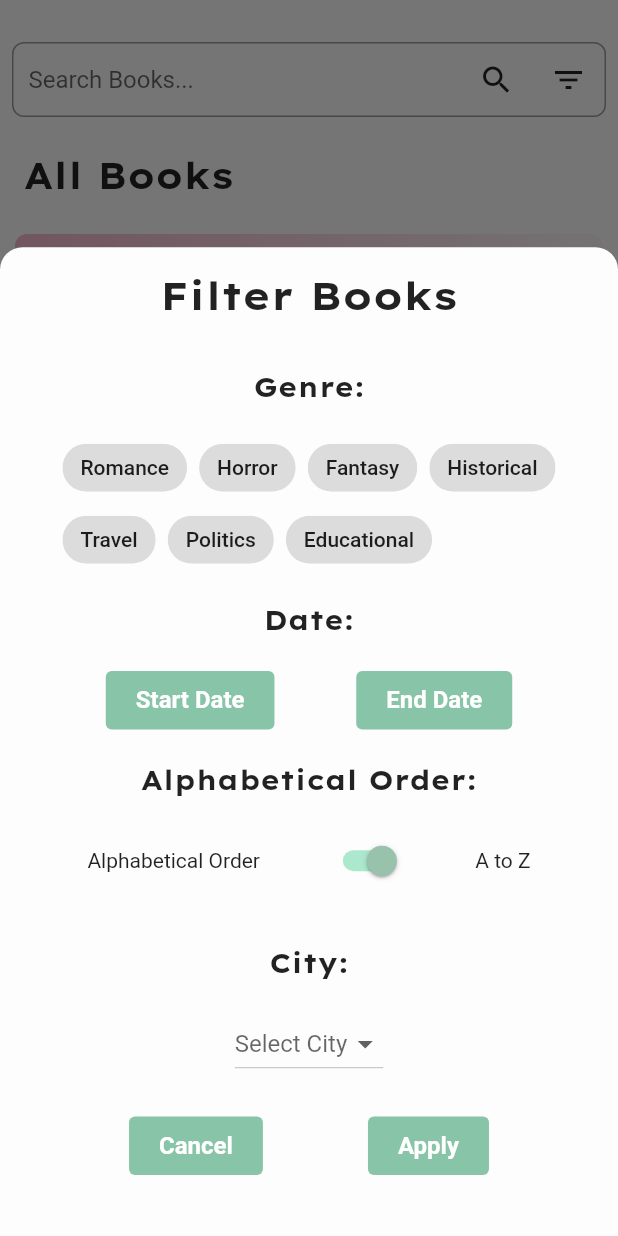
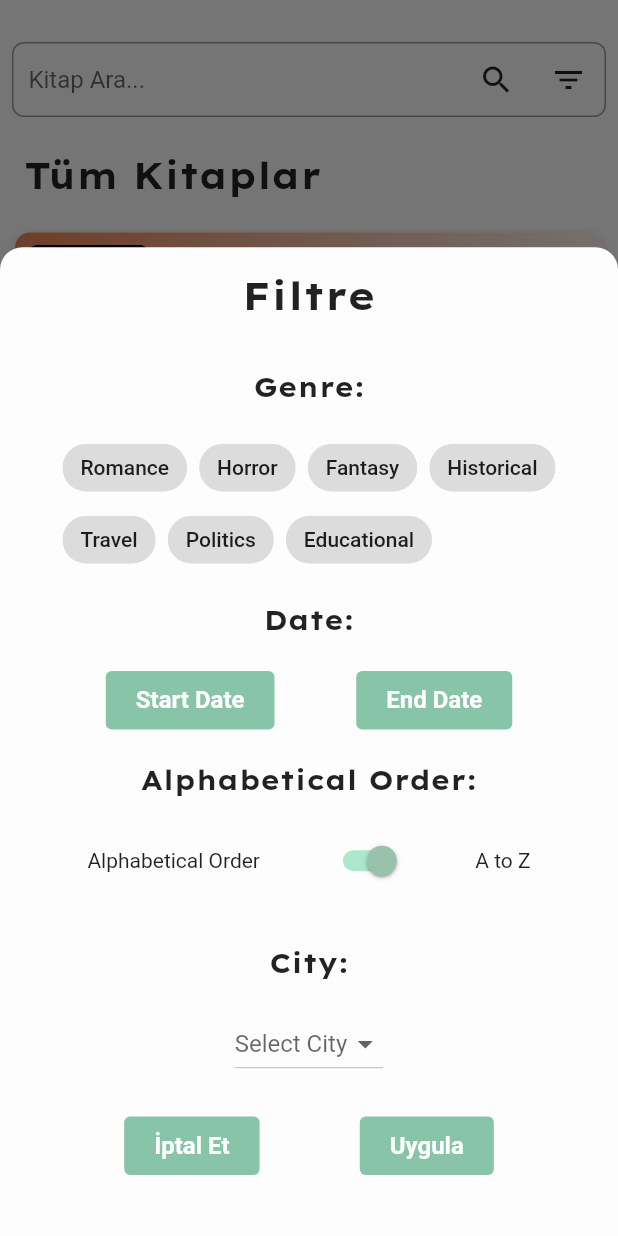
Before and after one commit to emrecura11/bookcycle, a Flutter app: the HomePage screen opened directly, after a tap on the "filter list" icon, on a phone screen of 412 x 824 dp. Run offline on Flutter 3.47's test engine with Material 2 defaults, Android fonts, the phone set to English and light mode, and no system bars; our stand-ins replace image_picker, permission_handler, shared_preferences; accounts and stored records are empty.

Commit message:
Edited Home Page

```diff
--- a/lib/pages/home_page.dart
+++ b/lib/pages/home_page.dart
@@ -6,29 +6,29 @@ import '../widgets/filtering_widget.dart';
 import 'my_advertisements.dart';
 class HomePage extends StatelessWidget {
   final List<Book> books = [
-    Book("Book 1", "Emre Cura", "Biography", "07/2023", 'images/book.jpg'),
-    Book("Book 2", "Dilara Aksoy", "Historical", "07/2023", 'images/book1.jpg'),
-    Book("Book 3", "Emre Cura", "Biography", "07/2023", 'images/book2.jpg'),
-    Book("Book 4", "Dilara Aksoy", "Biography", "07/2023", 'images/book3.jpg'),
-    Book("Book 5", "Dilara Aksoy", "Biography", "07/2023", 'images/book4.png'),
+    Book("Emre Cura","Book 1", "Emre Cura", "Biography", "07/2023", 'images/book.jpg',true),
+    Book("Gamze Gül Uçar","Hayattan Hikayeler", "Gamze Gül Uçar", "Historical", "07/2023", 'images/book1.jpg',false),
+    Book("Emre Cura","Book 3", "Emre Cura", "Biography", "07/2023", 'images/book2.jpg',true),
+    Book("Emre Cura","Book 4", "Dilara Aksoy", "Biography", "07/2023", 'images/book3.jpg',false),
+    Book("Emre Cura","Book 5", "Dilara Aksoy", "Biography", "07/2023", 'images/book4.png',false),
+    Book("Emre Cura","Book 1", "Emre Cura", "Biography", "07/2023", 'images/book.jpg',true),
+    Book("Emre Cura","Book 2", "Dilara Aksoy", "Historical", "07/2023", 'images/book1.jpg',true),
+    Book("Emre Cura","Book 3", "Emre Cura", "Biography", "07/2023", 'images/book2.jpg',true),
+    Book("Emre Cura","Book 4", "Dilara Aksoy", "Biography", "07/2023", 'images/book3.jpg',true),
+    Book("Emre Cura","Book 5", "Dilara Aksoy", "Biography", "07/2023", 'images/book4.png',true),
 
   ];
 
   final List<List<Color>> colorPairs = [
-    [Color(0xFFF8BBD0), Colors.white],
-    [Colors.white, Color(0xFF80cbc4)],
+    /*[Color(0xFFFFBA78), Colors.white],
+    [Color(0xFFFFCC84), Colors.white],
+    [Color(0xFFFFD991), Colors.white],
+    [Color(0xFFFFE69E), Colors.white],*/
 
-    [Color(0xFF81c784), Colors.white],
-    [Colors.white, Color(0xFFFFCDD2)],
-
-    [Color(0xFFFF7043), Colors.white],
-    [Colors.white, Color(0xFFFFA726)],
-
-    [Colors.white, Color(0xFF80cbc4)],
-    [Color(0xFFA5D6A7), Colors.white],
-    [Colors.white, Color(0xFF9ccc65)],
-
-
+    [Color(0xFFee8959), Colors.white],
+    [Color(0xFFf4a261), Colors.white],
+    [Color(0xFFdda15e), Colors.white],
+    [Color(0xFFf26b21), Colors.white],
   ];
 
 
@@ -54,7 +54,7 @@ class HomePage extends StatelessWidget {
               mainAxisSize: MainAxisSize.min, // İçerik boyutuna göre boyutlandır
               children: <Widget>[
                 Text(
-                  'Filter Books',
+                  'Filtre',
                   style: TextStyle(fontFamily: 'LexendExa',
                     fontSize: 26.0,
                     fontWeight: FontWeight.bold,
@@ -72,7 +72,7 @@ class HomePage extends StatelessWidget {
                         padding: EdgeInsets.symmetric(vertical: 10.0, horizontal: 20.0),
                       ),
                       child: Text(
-                        'Cancel',
+                        'İptal Et',
                         style: TextStyle(
                           fontSize: 16.0,
                           color: Colors.white,
@@ -89,7 +89,7 @@ class HomePage extends StatelessWidget {
                         padding: EdgeInsets.symmetric(vertical: 10.0, horizontal: 20.0),
                       ),
                       child: Text(
-                        'Apply',
+                        'Uygula',
                         style: TextStyle(
                           fontSize: 16.0,
                           color: Colors.white,
@@ -131,7 +131,7 @@ class HomePage extends StatelessWidget {
                       padding: const EdgeInsets.all(0.0),
                       child: TextField(
                         decoration: InputDecoration(
-                          hintText: 'Search Books...',
+                          hintText: 'Kitap Ara...',
                           contentPadding: EdgeInsets.all(10),
                           border: InputBorder.none,
                         ),
@@ -156,11 +156,11 @@ class HomePage extends StatelessWidget {
           Padding(
             padding: const EdgeInsets.only(left: 16, bottom: 8),
             child: Text(
-              'All Books',
+              'Tüm Kitaplar',
               style: TextStyle(fontFamily: 'LexendExa',fontSize: 24, fontWeight: FontWeight.bold),
             ),
           ),
-          SizedBox(height: 16),
+          SizedBox(height: 10),
           SizedBox(
           child: ListView.builder(
             shrinkWrap: true,
@@ -175,72 +175,80 @@ class HomePage extends StatelessWidget {
                 colors: gradientColors,
               );
 
-                return Container(
-                  margin: EdgeInsets.symmetric(horizontal: 10), // Sağdan ve soldan 5 dp uzaklık
-                  child: Column(
-                    children: <Widget>[
-                      Container(
-                        width: double.infinity, // ListTile'ın genişliği
-                        height: 140, // ListTile'ın yüksekliği
+              return Card(
+                  margin: EdgeInsets.symmetric(horizontal: 10, vertical: 5), // Horizontal ve vertical margin
+              elevation: 5, // gölge efekti
+              shape: RoundedRectangleBorder(borderRadius: BorderRadius.circular(10)),
+              child: Container(
               decoration: BoxDecoration(
               gradient: gradient,
-                          borderRadius: BorderRadius.circular(8), // Köşe yarıçapı
+              borderRadius: BorderRadius.circular(10), // Köşe yarıçapı
               ),
-                        child: ListTile(
-                          leading: Image.asset(books[index].imagePath, width: 70, height: 100), // Resim boyutu
-                          title: Text(books[index].title,
-                            style:
-                            const TextStyle(
+                child: IntrinsicHeight(
+                  child: Row(
+                    crossAxisAlignment: CrossAxisAlignment.stretch,
+                    children: <Widget>[
+                      Expanded(
+                        child: Container(
+                          margin: EdgeInsets.all(8.0),
+                          child: ClipRRect(
+                            borderRadius:
+                                BorderRadius.horizontal(left: Radius.circular(8), right:Radius.circular(8)),
+                            child: Image.asset(
+                              books[index].imagePath,
+                              fit: BoxFit.cover, // Görseli kutuya sığdır
+                            ),
+                          ),
+                        ),
+                        flex: 1, // Görselin genişlik payını ayarla
+                      ),
+                      Expanded(
+                        child: Padding(
+                          padding: EdgeInsets.all(10),
+                          child: Column(
+                            crossAxisAlignment: CrossAxisAlignment.start,
+                            mainAxisAlignment: MainAxisAlignment.spaceAround,
+                            children: <Widget>[
+                              Row(
+                                mainAxisAlignment: MainAxisAlignment.spaceBetween,
+                                children: [
+                                  Text(
+                                    books[index].title,
+                                    style: const TextStyle(
                                       fontWeight: FontWeight.bold,
                                     ),
+                                    overflow: TextOverflow.ellipsis,
                                   ),
-                          subtitle: Column(
-                            crossAxisAlignment: CrossAxisAlignment.start,
-                            children: <Widget>[
-                              SizedBox(height: 8),
-                              Text(
-                                "Author: ${books[index].author}",
+                                  if(books[index].isAskida)
+                                    Icon(Icons.volunteer_activism, color: Color(0xFF76C893),)
+                                  else
+                                    Icon(Icons.volunteer_activism_outlined, color: Color(0xFF76C893),)
+                                ],
                               ),
-                              SizedBox(height: 4),
-                              Text(
-                                  "Category: ${books[index].category}"
+                              Text("Yazar: ${books[index].author}"),
+                              Text("Kategori: ${books[index].category}"),
+                              Row(
+                                mainAxisAlignment:
+                                    MainAxisAlignment.spaceBetween,
+                                children: [
+                                  Text("Kullanıcı: ${books[index].user}"),
+                                  Text("Tarih: ${books[index].date}"),
+                                ],
                               ),
-                              SizedBox(height: 15),
-                              Container(
-                                width: double.infinity,
-                                child: Row(
-                                  mainAxisAlignment: MainAxisAlignment.spaceBetween,
-                                  children: [
-                                    ElevatedButton(
-                                      style: ElevatedButton.styleFrom(
-                                        backgroundColor: const  Color(0xFFBA9999),
-                                        padding: const EdgeInsets.symmetric(horizontal: 10,),
-                                        shape: RoundedRectangleBorder(
-                                          borderRadius: BorderRadius.circular(10.0),
-                                        ),
-                                      ),
-
-                                      onPressed:  () {},
-                                      child: const Text('See more details'),
-                                    ),
-                                    Text("Date: ${books[index].date}"),
                             ],
                           ),
                         ),
+                        flex: 3, // Metinlerin genişlik payı
+                      ),
                     ],
                   ),
-                          contentPadding: EdgeInsets.all(10), // İçerik boşluğu
                 ),
-                      ),
-                      SizedBox(height: 10), // Elemanlar arasında 10 dp boşluk
-                    ],
                 ),
               );
             },
           ),
         ),
-        ],
-      ),
+      ]),
       bottomNavigationBar: BottomNavBar(),
     );
   }
--- a/lib/pages/my_advertisements.dart
+++ b/lib/pages/my_advertisements.dart
@@ -9,13 +9,15 @@ void main() {
 }
 
 class Book {
+  final String user;
   final String title;
   final String author;
   final String category;
   final String date;
   final String imagePath;
+  final bool isAskida;
 
-  Book(this.title, this.author,this.category, this.date, this.imagePath);
+  Book(this.user,this.title, this.author,this.category, this.date, this.imagePath, this.isAskida);
 }
 
 class MyApp extends StatelessWidget {
@@ -31,10 +33,10 @@ class MyAdvertisements extends StatelessWidget {
   final GlobalKey<ScaffoldState> _scaffoldKey = GlobalKey<ScaffoldState>();
 
   final List<Book> books = [
-    Book("Book 1", "Emre Cura", "Biyography", "07/2023", 'images/yarının_adamı_1.jpg'),
-    Book("Book 2", "Dilara Aksoy", "Biyography", "07/2023", 'images/yarının_adamı_2.jpg'),
-    Book("Book 3", "Emre Cura", "Biyography", "07/2023", 'images/yarının_adamı_1.jpg'),
-    Book("Book 4", "Dilara Aksoy", "Biyography", "07/2023", 'images/yarının_adamı_2.jpg'),
+    Book("Emre Cura","Book 1", "Emre Cura", "Biyography", "07/2023", 'images/yarının_adamı_1.jpg',true),
+    Book("Emre Cura","Book 2", "Dilara Aksoy", "Biyography", "07/2023", 'images/yarının_adamı_2.jpg',true),
+    Book("Emre Cura","Book 3", "Emre Cura", "Biyography", "07/2023", 'images/yarının_adamı_1.jpg',true),
+    Book("Emre Cura","Book 4", "Dilara Aksoy", "Biyography", "07/2023", 'images/yarının_adamı_2.jpg',true),
   ];
 
   @override
--- a/lib/widgets/bottomnavbar.dart
+++ b/lib/widgets/bottomnavbar.dart
@@ -57,7 +57,7 @@ class _BottomNavBarState extends State<BottomNavBar> {
     return Container(
       decoration: BoxDecoration(
         border: Border(
-          top: BorderSide(color: Colors.black, width: 0.7),
+          top: BorderSide(color: Colors.black, width: 1),
         ),
       ),
       child: BottomAppBar(
```
Lines whose indentation alone changed are shown as unchanged.
